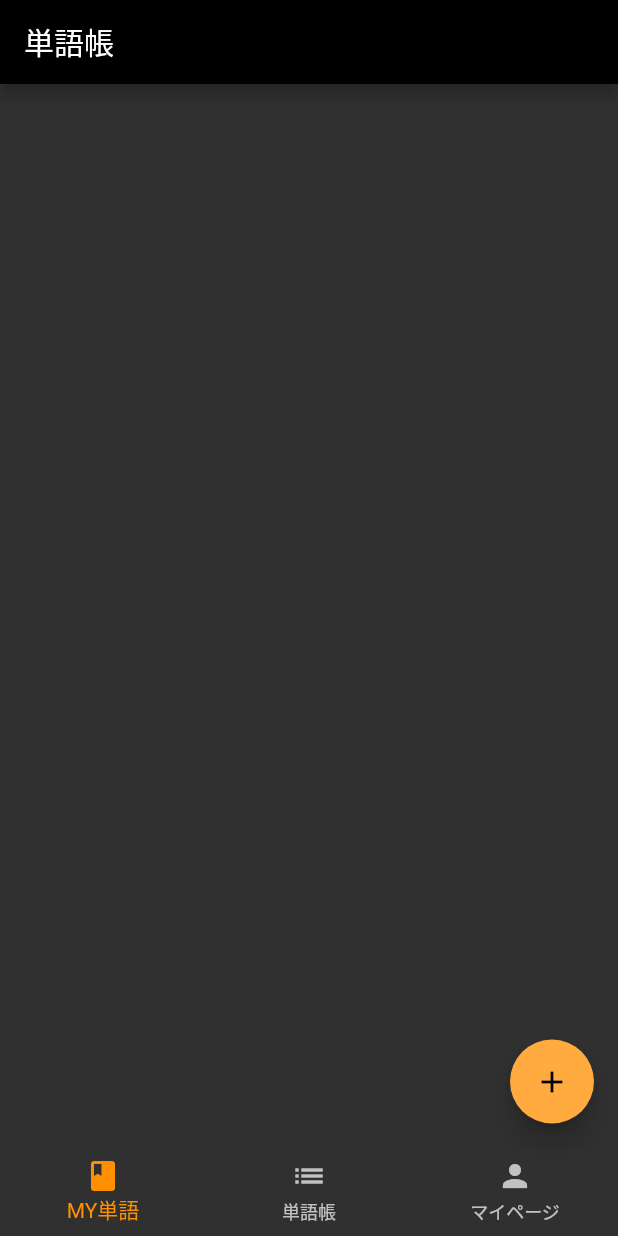
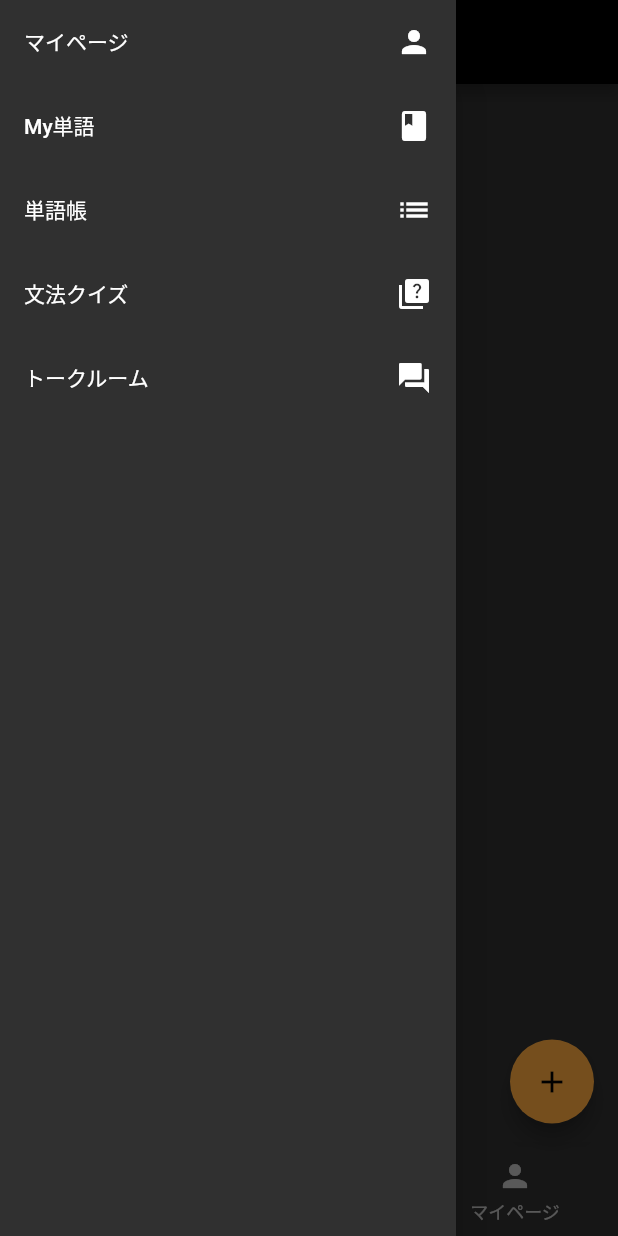
Before and after one commit to arie0703/Portan_app, a Flutter app: the screen it shows after launch, with the side drawer open (before the commit the screen has no drawer), on a phone screen of 412 x 824 dp. Run offline on Flutter 3.47's test engine with Material 2 defaults, Android fonts, the phone set to English and light mode, and no system bars; our stand-ins replace cloud_firestore, device_info_plus; accounts and stored records are empty.

Commit message:
refactor: WordFolder -> Book

```diff
--- a/lib/WordBook.dart
+++ b/lib/Words/MyWords.dart
@@ -1,15 +1,15 @@
 import 'package:flutter/material.dart';
 import 'package:cloud_firestore/cloud_firestore.dart';
 import 'package:device_info_plus/device_info_plus.dart';
-import 'package:por_app/WordCard.dart';
+import 'package:por_app/Words/WordCard.dart';
 import 'dart:io';
 
 
-class WordBook extends StatefulWidget {
+class MyWords extends StatefulWidget {
   @override
-  _WordBookState createState() => _WordBookState();
+  _MyWordsState createState() => _MyWordsState();
 }
-class _WordBookState extends State<WordBook> {
+class _MyWordsState extends State<MyWords> {
   String deviceId = ""; // 機種特有のID
 
   // WordBookはアプリ起動時に一番最初に開かれる画面である
--- a/lib/main.dart
+++ b/lib/main.dart
@@ -1,8 +1,8 @@
 import 'package:flutter/material.dart';
-import 'package:por_app/wordbook.dart';
-import 'package:por_app/wordfolder.dart';
+import 'package:por_app/Words/MyWords.dart';
+import 'package:por_app/Books/MyBooks.dart';
 import 'package:por_app/MyPage.dart';
-import 'package:por_app/CreateWord.dart';
+import 'package:por_app/Words/CreateWord.dart';
 import 'package:por_app/getDeviceInfoFunc.dart';
 void main() {
   runApp(MyApp());
@@ -51,8 +51,8 @@ class _MyHomePageState extends State<MyHomePage> {
   int _selectedIndex = 0;
 
   static List<Widget> _pageList = <Widget>[
-    WordBook(),
-    WordFolder(),
+    MyWords(),
+    MyBooks(),
     MyPage(),
   ];
 
@@ -77,6 +77,52 @@ class _MyHomePageState extends State<MyHomePage> {
     return Scaffold(
       appBar: AppBar(
         title: Text(widget.title),
+      ),
+      drawer: Drawer(
+        child: ListView(
+          children: <Widget> [
+            ListTile(
+              title: Text("マイページ"),
+              trailing: Icon(Icons.person),
+              onTap: () {
+                _onItemTapped(2);
+                Navigator.pop(context);
+              },
+            ),
+            ListTile(
+              title: Text("My単語"),
+              trailing: Icon(Icons.book),
+              onTap: () {
+                _onItemTapped(0);
+                Navigator.pop(context);
+              },
+            ),
+            ListTile(
+              title: Text("単語帳"),
+              trailing: Icon(Icons.list),
+              onTap: () {
+                _onItemTapped(1);
+                Navigator.pop(context);
+              },
+            ),
+            ListTile(
+              title: Text("文法クイズ"),
+              trailing: Icon(Icons.quiz),
+              // onTap: () {
+              //   _onItemTapped();
+              //   Navigator.pop(context);
+              // },
+            ),
+            ListTile(
+              title: Text("トークルーム"),
+              trailing: Icon(Icons.question_answer),
+              // onTap: () {
+              //   _onItemTapped();
+              //   Navigator.pop(context);
+              // },
+            ),
+          ]
+        )
       ),
       body: Center(
         child: Center(
```
Also changed, not shown: lib/Books/BookContent.dart (renamed from lib/FolderContent.dart, +8 -8 lines), lib/Books/CreateBook.dart (renamed from lib/CreateFolder.dart, +4 -4 lines), lib/Books/MyBooks.dart (renamed from lib/WordFolder.dart, +16 -16 lines), lib/Words/WordCard.dart (renamed from lib/WordCard.dart, +11 -11 lines), lib/Words/CreateWord.dart (renamed from lib/CreateWord.dart).
